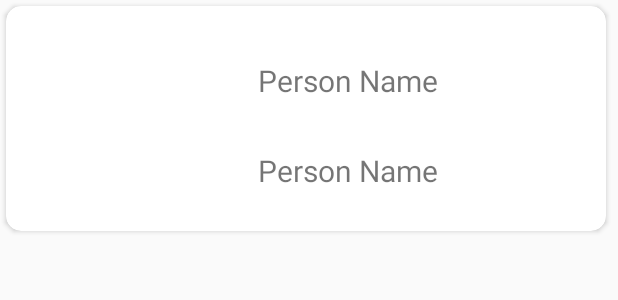
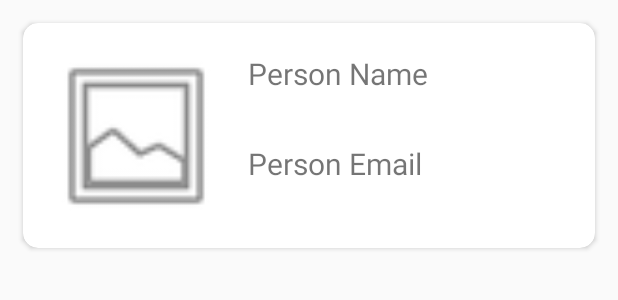
Before and after one commit to tejaspatel083/RestApiProject, an Android app: the layout recycleitem.xml on its own in the app's theme, with its tools: preview values and no code run, on a phone screen of 412 x 824 dp. Shown: the top 300 px of the screen. Run offline under Robolectric (Android 15) with nearby library versions, the phone set to English and light mode, and no system bars.

```diff
--- a/app/build.gradle
+++ b/app/build.gradle
@@ -66,5 +66,5 @@ dependencies {
     implementation 'com.github.bumptech.glide:glide:4.12.0'
     annotationProcessor 'com.github.bumptech.glide:compiler:4.12.0'
 
-    implementation 'com.squareup.picasso:picasso:2.5.2'
+    implementation 'com.squareup.picasso:picasso:2.71828'
 }
--- a/app/src/main/java/com/example/restapiproject/utils/APIInterface.java
+++ b/app/src/main/java/com/example/restapiproject/utils/APIInterface.java
@@ -1,16 +1,13 @@
 package com.example.restapiproject.utils;
 
 import com.example.restapiproject.Models.Model;
-import com.example.restapiproject.Models.PersonList;
 
 import retrofit2.Call;
 import retrofit2.http.GET;
-import retrofit2.http.Query;
 
 public interface APIInterface {
 
-    @GET("api/users?page=2")
+    @GET("api/users")
     Call<Model> getAllData();
 
-    //movie_details.json
 }
--- a/app/src/main/res/layout/recycleitem.xml
+++ b/app/src/main/res/layout/recycleitem.xml
@@ -1,18 +1,17 @@
 <?xml version="1.0" encoding="utf-8"?>
-<androidx.cardview.widget.CardView xmlns:android="http://schemas.android.com/apk/res/android"
+<RelativeLayout xmlns:android="http://schemas.android.com/apk/res/android"
     xmlns:app="http://schemas.android.com/apk/res-auto"
     android:orientation="vertical"
-    android:layout_width="400dp"
-    android:layout_height="150dp"
-    android:id="@+id/cardView"
-    android:layout_margin="4dp"
-    android:padding="8dp"
-    app:cardCornerRadius="10dp">
+    android:layout_width="match_parent"
+    android:layout_height="match_parent">
 
 
-    <RelativeLayout
-        android:layout_width="400dp"
-        android:layout_height="150dp">
+    <androidx.cardview.widget.CardView
+        android:layout_width="match_parent"
+        android:layout_height="150dp"
+        android:id="@+id/cardView"
+        android:layout_margin="15dp"
+        app:cardCornerRadius="10dp">
 
 
         <ImageView
@@ -20,11 +19,9 @@
             android:layout_height="120dp"
             android:id="@+id/personImage"
             android:scaleType="fitXY"
-            android:layout_marginTop="10dp"
-            android:layout_marginEnd="10dp"
-            android:layout_marginBottom="10dp"
-            android:layout_marginStart="10dp"
-            android:contentDescription="Movie Image"
+            android:layout_margin="15dp"
+            android:contentDescription="Person Image"
+            android:src="@android:drawable/ic_menu_gallery"
             />
 
         <TextView
@@ -33,27 +30,19 @@
             android:layout_height="wrap_content"
             android:text="Person Name"
             android:textSize="20sp"
-            android:layout_toEndOf="@+id/personImage"
-            android:layout_marginTop="36dp"
-            android:layout_marginStart="28dp"
-            android:layout_alignParentTop="true"
-            android:layout_toRightOf="@+id/personImage"
-            android:layout_marginLeft="28dp" />
+            android:layout_marginTop="20dp"
+            android:layout_marginLeft="150dp" />
 
 
         <TextView
             android:id="@+id/personEmail"
             android:layout_width="wrap_content"
             android:layout_height="wrap_content"
-            android:text="Person Name"
+            android:text="Person Email"
             android:textSize="20sp"
-            android:layout_toEndOf="@+id/personImage"
-            android:layout_marginTop="96dp"
-            android:layout_marginStart="28dp"
-            android:layout_alignParentTop="true"
-            android:layout_toRightOf="@+id/personImage"
-            android:layout_marginLeft="28dp" />
+            android:layout_marginTop="80dp"
+            android:layout_marginLeft="150dp" />
 
-    </RelativeLayout>
+    </androidx.cardview.widget.CardView>
 
-</androidx.cardview.widget.CardView>
+</RelativeLayout>
```
Also changed, not shown: app/src/main/java/com/example/restapiproject/DashboardFragment.java (+1 -111 lines), app/src/main/java/com/example/restapiproject/Models/Datum.java (deleted, +0 -59 lines), app/src/main/java/com/example/restapiproject/Models/PersonList.java (deleted, +0 -77 lines), app/src/main/java/com/example/restapiproject/Models/Support.java (deleted, +0 -16 lines), app/src/main/java/com/example/restapiproject/utils/BaseViewHolder.java (deleted, +0 -25 lines), app/src/main/java/com/example/restapiproject/utils/PaginationListner.java (deleted, +0 -45 lines), app/src/main/java/com/example/restapiproject/utils/PersonRecyclerViewAdapter.java (deleted, +0 -162 lines), app/src/main/java/com/example/restapiproject/utils/RecyclerAdapter.java (+7 -4 lines).
